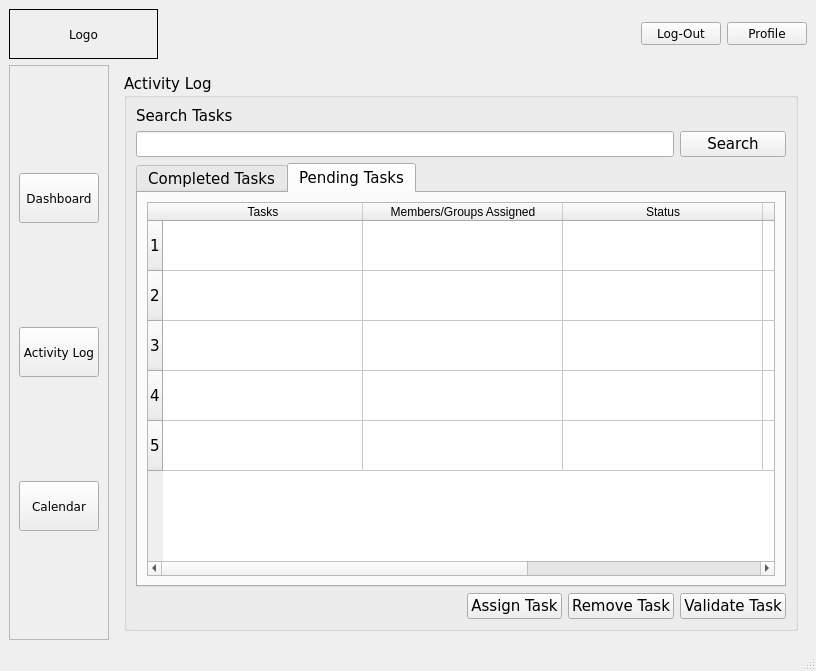
Above: CLOCKWORK_SEMESTER/dashboard_manager_updated.ui from AmielJohnPadasay/ClockWork before the change. Below: the same form after it.
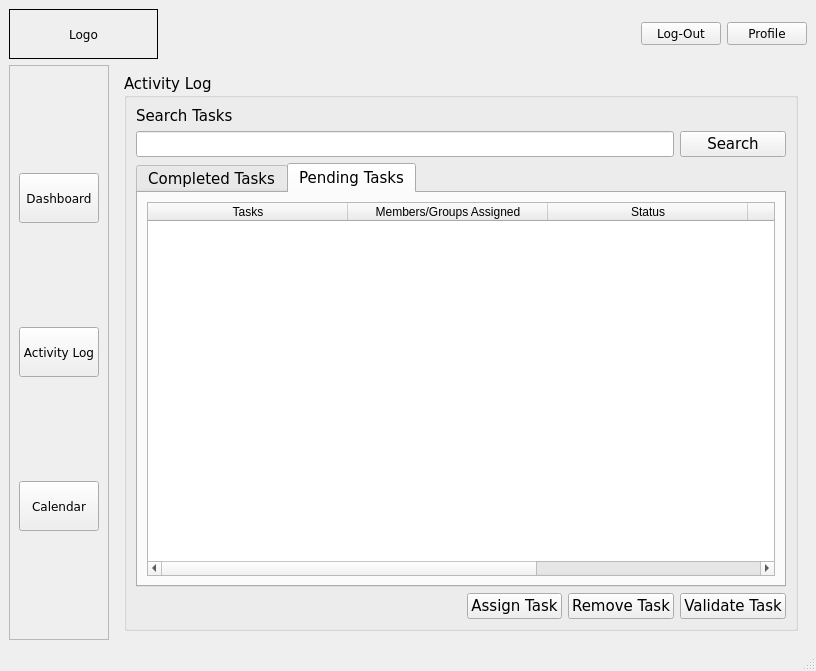
That is the form after the change. The open tabs and pages were chosen to show the change.

Commit message: Completed Assign Task Function For Manager

What changed in the file:
```diff
--- a/CLOCKWORK_SEMESTER/dashboard_manager_updated.ui
+++ b/CLOCKWORK_SEMESTER/dashboard_manager_updated.ui
@@ -441,6 +441,9 @@
                  <property name="horizontalScrollMode">
                   <enum>QAbstractItemView::ScrollMode::ScrollPerPixel</enum>
                  </property>
+                 <property name="rowCount">
+                  <number>0</number>
+                 </property>
                  <attribute name="horizontalHeaderCascadingSectionResizes">
                   <bool>true</bool>
                  </attribute>
@@ -453,11 +456,6 @@
                  <attribute name="verticalHeaderDefaultSectionSize">
                   <number>50</number>
                  </attribute>
-                 <row/>
-                 <row/>
-                 <row/>
-                 <row/>
-                 <row/>
                  <column>
                   <property name="text">
                    <string>Tasks</string>
@@ -480,7 +478,7 @@
                  </column>
                  <column>
                   <property name="text">
-                   <string>Due Date</string>
+                   <string>Due Date and Time</string>
                   </property>
                  </column>
                 </widget>
```
Left out of the diff: 21 changed lines with no effect on the pictures. The commit also changes 2 other files.
